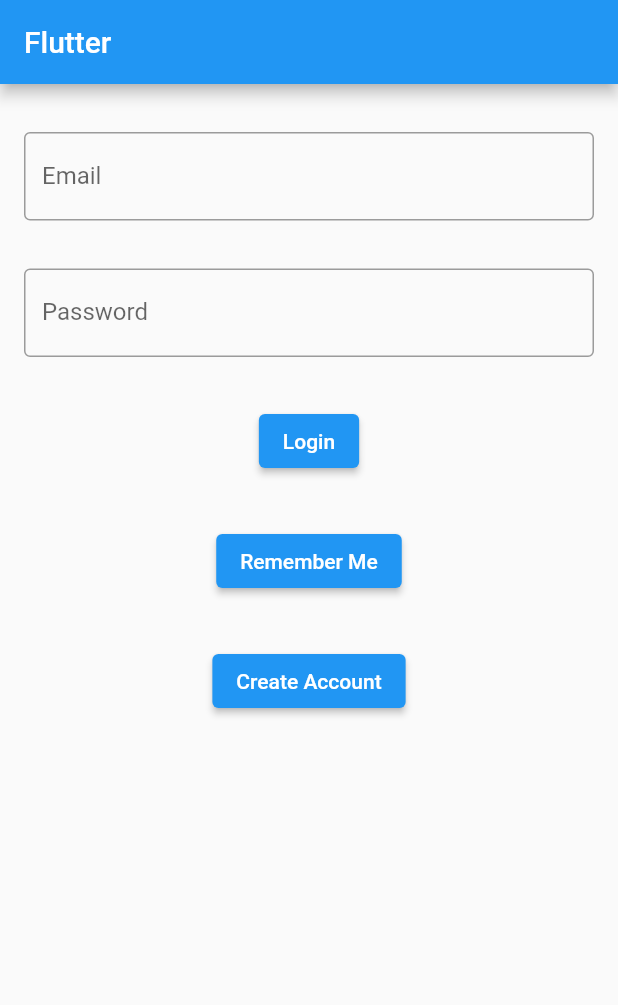
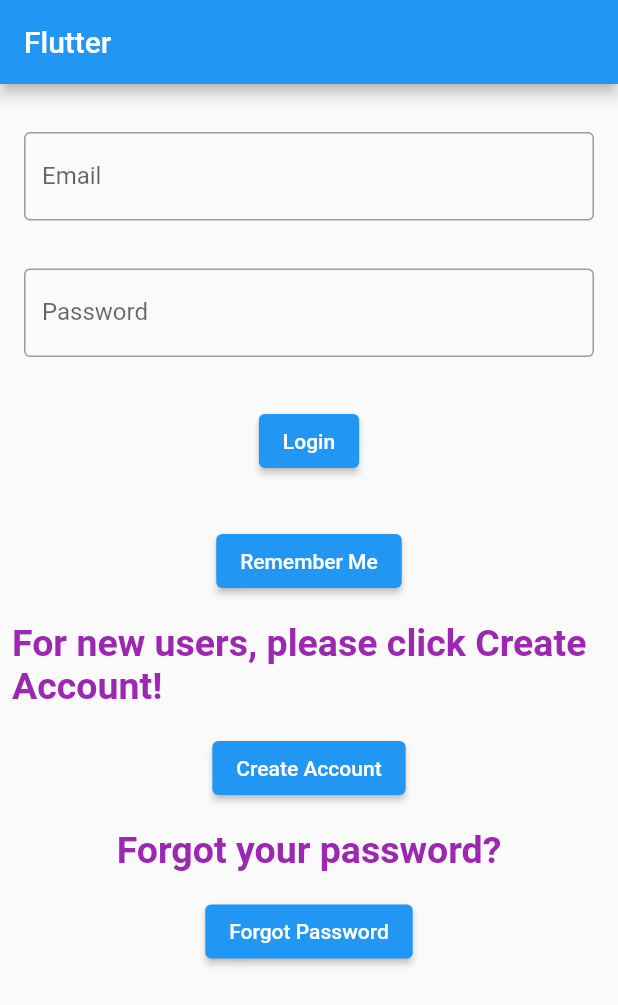
Before and after one commit to straymiko/vocaal, a Flutter app: the screen it shows after launch, on a phone screen of 412 x 824 dp. Shown: the top 1005 px of the screen. Run offline on Flutter 3.47's test engine with Material 2 defaults, Android fonts, the light colour scheme and no system bars; our stand-ins replace flutter_bluetooth_serial, shared_preferences; missing offline and left inert: flutter_speech.

Commit message:
initial run

```diff
--- a/lib/login.dart
+++ b/lib/login.dart
@@ -2,6 +2,7 @@ import 'package:flutter/material.dart';
 import 'package:shared_preferences/shared_preferences.dart';
 import 'package:vocaal/main.dart';
 import 'package:vocaal/createAccount.dart';
+import 'package:vocaal/forgotpassword.dart';
 
 void main() {
   runApp(MaterialApp( home: Login(),));
@@ -114,6 +115,16 @@ class _LoginState extends State<Login> {
                       )
                   )
               ),
+              RichText(
+                text: TextSpan(
+                  children: <TextSpan>[
+                    TextSpan(
+                      text: "For new users, please click Create Account!",
+                      style: TextStyle(color: Colors.purple, fontSize: 25, fontWeight: FontWeight.bold)
+                    )
+                  ]
+                )
+              ),
               Padding(
                   padding: const EdgeInsets.symmetric(horizontal: 8, vertical: 16),
                   child: Center(
@@ -127,7 +138,31 @@ class _LoginState extends State<Login> {
                           child: Text("Create Account")
                       )
                   )
-              )
+              ),
+              RichText(
+                  text: TextSpan(
+                      children: <TextSpan>[
+                        TextSpan(
+                            text: "Forgot your password?",
+                            style: TextStyle(color: Colors.purple, fontSize: 25, fontWeight: FontWeight.bold)
+                        )
+                      ]
+                  )
+              ),
+              Padding(
+                  padding: const EdgeInsets.symmetric(horizontal: 8, vertical: 16),
+                  child: Center(
+                      child: ElevatedButton(
+                          onPressed: () {
+                            Navigator.push(
+                              context,
+                              MaterialPageRoute(builder: (context) => forgotPassword()),
+                            );
+                          },
+                          child: Text("Forgot Password")
+                      )
+                  )
+              ),
             ],
           ),
         ),
```
Also changed, not shown: lib/forgotpassword.dart (added, +51 -0 lines).
